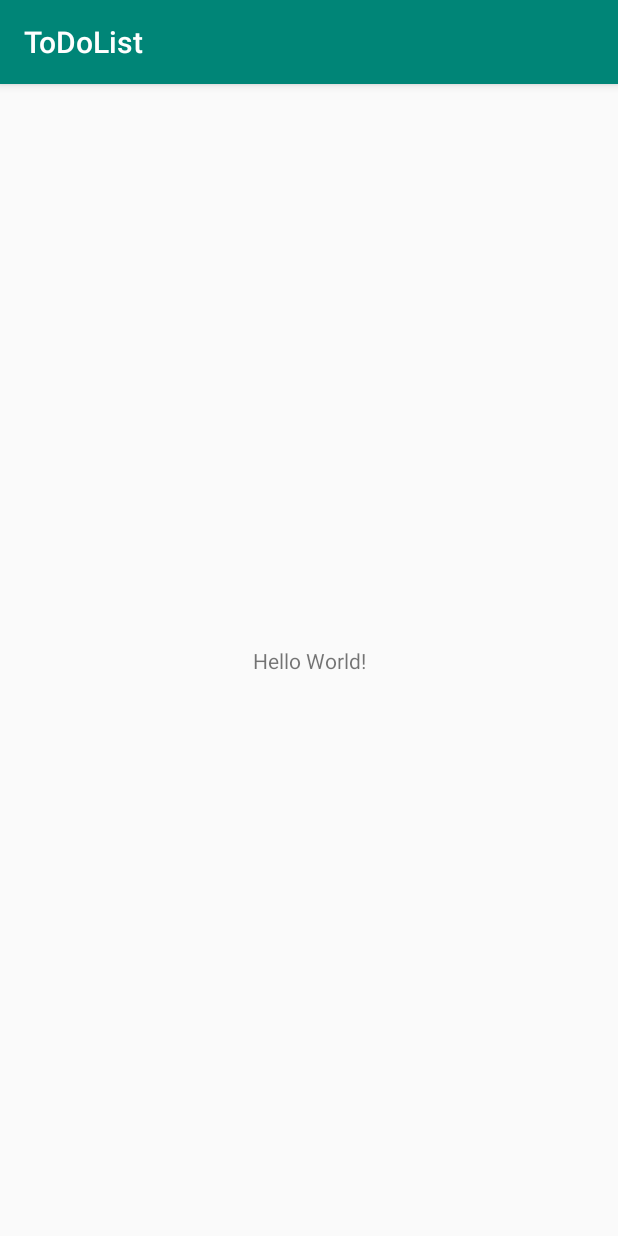
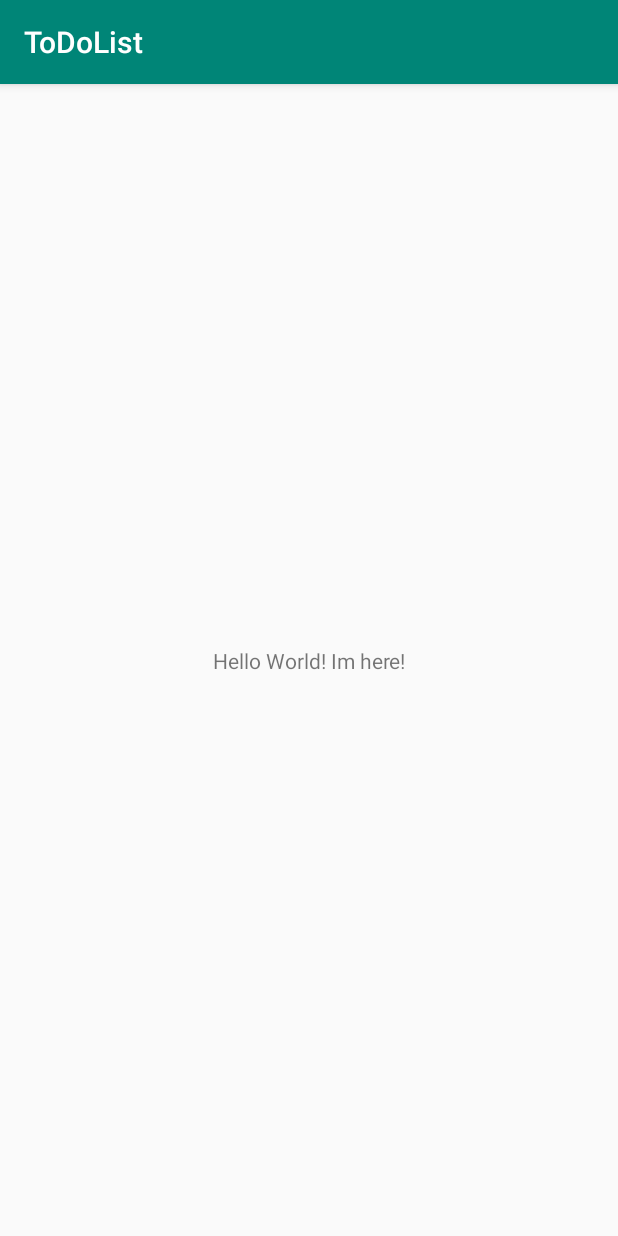
Before and after one commit to vitosantoso/ToDoList, an Android app: the screen it shows after launch (MainActivity), on a phone screen of 412 x 824 dp. Run offline under Robolectric (Android 15) with nearby library versions, the phone set to English and light mode, and no system bars.

Commit message:
edit Hello World

```diff
--- a/app/src/main/res/layout/activity_main.xml
+++ b/app/src/main/res/layout/activity_main.xml
@@ -9,7 +9,7 @@
     <TextView
         android:layout_width="wrap_content"
         android:layout_height="wrap_content"
-        android:text="Hello World!"
+        android:text="Hello World! Im here!"
         app:layout_constraintBottom_toBottomOf="parent"
         app:layout_constraintLeft_toLeftOf="parent"
         app:layout_constraintRight_toRightOf="parent"
```
